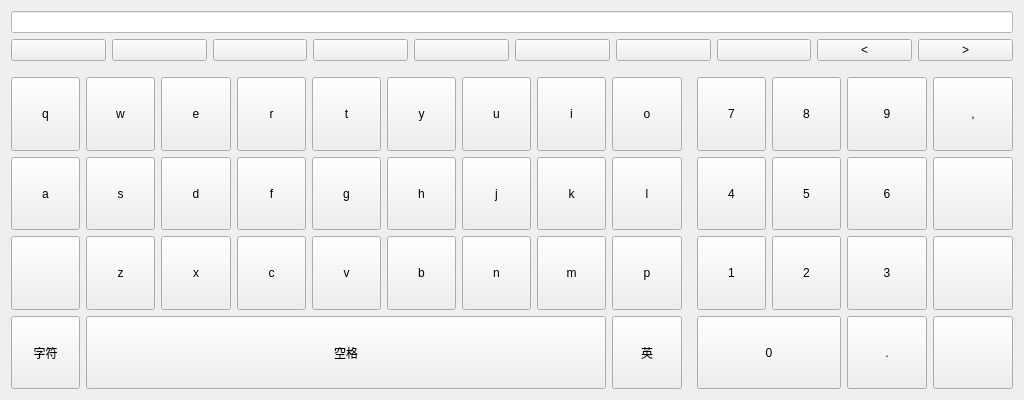
The window that Hqsw/keyboard.ui (hqtecheptech/MagicPill) describes before a commit, drawn with Qt 5.
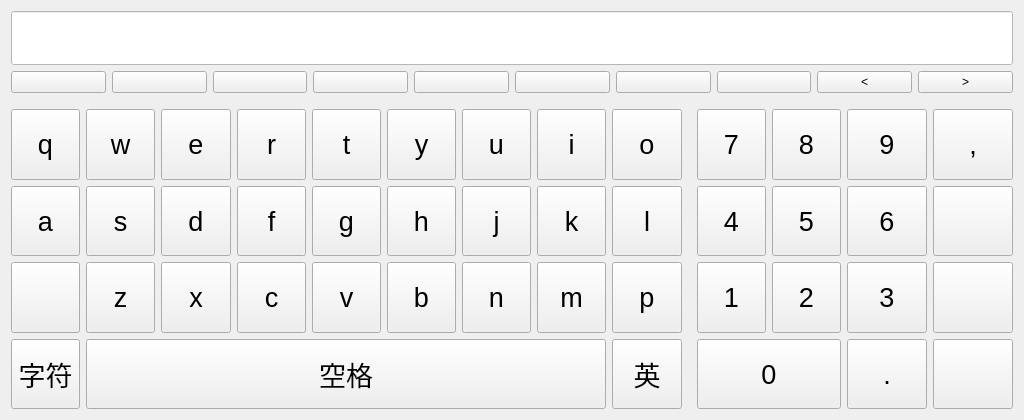
The same window after the commit.

Commit message: Hqsw: Change ferconfig ui font, add keyboard.

```diff
--- a/Hqsw/keyboard.ui
+++ b/Hqsw/keyboard.ui
@@ -10,11 +10,11 @@
     <x>0</x>
     <y>0</y>
     <width>1024</width>
-    <height>400</height>
+    <height>420</height>
    </rect>
   </property>
   <property name="sizePolicy">
-   <sizepolicy hsizetype="Preferred" vsizetype="Preferred">
+   <sizepolicy hsizetype="Expanding" vsizetype="Expanding">
     <horstretch>0</horstretch>
     <verstretch>0</verstretch>
    </sizepolicy>
@@ -146,6 +146,11 @@
          <height>0</height>
         </size>
        </property>
+       <property name="font">
+        <font>
+         <pointsize>20</pointsize>
+        </font>
+       </property>
        <property name="text">
         <string>9</string>
        </property>
@@ -165,6 +170,11 @@
          <height>0</height>
         </size>
        </property>
+       <property name="font">
+        <font>
+         <pointsize>20</pointsize>
+        </font>
+       </property>
        <property name="text">
         <string>t</string>
        </property>
@@ -172,6 +182,11 @@
      </item>
      <item row="0" column="9">
       <spacer name="horizontalSpacer">
+       <property name="font">
+        <font>
+         <pointsize>20</pointsize>
+        </font>
+       </property>
        <property name="orientation">
         <enum>Qt::Horizontal</enum>
        </property>
@@ -197,6 +212,11 @@
          <height>0</height>
         </size>
        </property>
+       <property name="font">
+        <font>
+         <pointsize>20</pointsize>
+        </font>
+       </property>
        <property name="text">
         <string>n</string>
        </property>
@@ -216,6 +236,11 @@
          <height>0</height>
         </size>
        </property>
+       <property name="font">
+        <font>
+         <pointsize>20</pointsize>
+        </font>
+       </property>
        <property name="text">
         <string>m</string>
        </property>
@@ -235,6 +260,11 @@
          <height>0</height>
         </size>
        </property>
+       <property name="font">
+        <font>
+         <pointsize>20</pointsize>
+        </font>
+       </property>
        <property name="text">
         <string>h</string>
        </property>
@@ -254,6 +284,11 @@
          <height>0</height>
         </size>
        </property>
+       <property name="font">
+        <font>
+         <pointsize>20</pointsize>
+        </font>
+       </property>
        <property name="text">
         <string>j</string>
        </property>
@@ -273,6 +308,11 @@
          <height>0</height>
         </size>
        </property>
+       <property name="font">
+        <font>
+         <pointsize>20</pointsize>
+        </font>
+       </property>
        <property name="text">
         <string>k</string>
        </property>
@@ -292,6 +332,11 @@
          <height>0</height>
         </size>
        </property>
+       <property name="font">
+        <font>
+         <pointsize>20</pointsize>
+        </font>
+       </property>
        <property name="text">
         <string>l</string>
        </property>
@@ -311,6 +356,11 @@
          <height>0</height>
         </size>
        </property>
+       <property name="font">
+        <font>
+         <pointsize>20</pointsize>
+        </font>
+       </property>
        <property name="text">
         <string>4</string>
        </property>
@@ -330,6 +380,11 @@
          <height>0</height>
         </size>
        </property>
+       <property name="font">
+        <font>
+         <pointsize>20</pointsize>
+        </font>
+       </property>
        <property name="text">
         <string>5</string>
        </property>
@@ -349,6 +404,11 @@
          <height>0</height>
         </size>
        </property>
+       <property name="font">
+        <font>
+         <pointsize>20</pointsize>
+        </font>
+       </property>
        <property name="text">
         <string>6</string>
        </property>
@@ -362,6 +422,11 @@
          <verstretch>0</verstretch>
         </sizepolicy>
        </property>
+       <property name="font">
+        <font>
+         <pointsize>20</pointsize>
+        </font>
+       </property>
        <property name="focusPolicy">
         <enum>Qt::NoFocus</enum>
        </property>
@@ -384,6 +449,11 @@
          <height>0</height>
         </size>
        </property>
+       <property name="font">
+        <font>
+         <pointsize>20</pointsize>
+        </font>
+       </property>
        <property name="styleSheet">
         <string notr="true"/>
        </property>
@@ -409,6 +479,11 @@
          <height>0</height>
         </size>
        </property>
+       <property name="font">
+        <font>
+         <pointsize>20</pointsize>
+        </font>
+       </property>
        <property name="text">
         <string>x</string>
        </property>
@@ -428,6 +503,11 @@
          <height>0</height>
         </size>
        </property>
+       <property name="font">
+        <font>
+         <pointsize>20</pointsize>
+        </font>
+       </property>
        <property name="text">
         <string>1</string>
        </property>
@@ -447,6 +527,11 @@
          <height>0</height>
         </size>
        </property>
+       <property name="font">
+        <font>
+         <pointsize>20</pointsize>
+        </font>
+       </property>
        <property name="text">
         <string>2</string>
        </property>
@@ -466,6 +551,11 @@
          <height>0</height>
         </size>
        </property>
+       <property name="font">
+        <font>
+         <pointsize>20</pointsize>
+        </font>
+       </property>
        <property name="text">
         <string>3</string>
        </property>
@@ -479,6 +569,11 @@
          <verstretch>0</verstretch>
         </sizepolicy>
        </property>
+       <property name="font">
+        <font>
+         <pointsize>20</pointsize>
+        </font>
+       </property>
        <property name="focusPolicy">
         <enum>Qt::NoFocus</enum>
        </property>
@@ -501,6 +596,11 @@
          <height>0</height>
         </size>
        </property>
+       <property name="font">
+        <font>
+         <pointsize>20</pointsize>
+        </font>
+       </property>
        <property name="text">
         <string>字符</string>
        </property>
@@ -526,6 +626,11 @@
          <height>0</height>
         </size>
        </property>
+       <property name="font">
+        <font>
+         <pointsize>20</pointsize>
+        </font>
+       </property>
        <property name="text">
         <string>英</string>
        </property>
@@ -545,6 +650,11 @@
          <verstretch>0</verstretch>
         </sizepolicy>
        </property>
+       <property name="font">
+        <font>
+         <pointsize>20</pointsize>
+        </font>
+       </property>
        <property name="text">
         <string>.</string>
        </property>
@@ -564,6 +674,11 @@
          <height>0</height>
         </size>
        </property>
+       <property name="font">
+        <font>
+         <pointsize>20</pointsize>
+        </font>
+       </property>
        <property name="text">
         <string/>
        </property>
@@ -583,6 +698,11 @@
          <height>0</height>
         </size>
        </property>
+       <property name="font">
+        <font>
+         <pointsize>20</pointsize>
+        </font>
+       </property>
        <property name="text">
         <string>r</string>
        </property>
@@ -602,6 +722,11 @@
          <height>0</height>
         </size>
        </property>
+       <property name="font">
+        <font>
+         <pointsize>20</pointsize>
+        </font>
+       </property>
        <property name="text">
         <string>u</string>
        </property>
@@ -621,6 +746,11 @@
          <height>0</height>
         </size>
        </property>
+       <property name="font">
+        <font>
+         <pointsize>20</pointsize>
+        </font>
+       </property>
        <property name="text">
         <string>q</string>
        </property>
@@ -640,6 +770,11 @@
          <height>0</height>
         </size>
        </property>
+       <property name="font">
+        <font>
+         <pointsize>20</pointsize>
+        </font>
+       </property>
        <property name="text">
         <string>s</string>
        </property>
@@ -659,6 +794,11 @@
          <height>0</height>
         </size>
        </property>
+       <property name="font">
+        <font>
+         <pointsize>20</pointsize>
+        </font>
+       </property>
        <property name="text">
         <string>7</string>
        </property>
@@ -678,6 +818,11 @@
          <height>0</height>
         </size>
        </property>
+       <property name="font">
+        <font>
+         <pointsize>20</pointsize>
+        </font>
+       </property>
        <property name="text">
         <string>8</string>
        </property>
@@ -697,6 +842,11 @@
          <height>0</height>
         </size>
        </property>
+       <property name="font">
+        <font>
+         <pointsize>20</pointsize>
+        </font>
+       </property>
        <property name="text">
         <string>g</string>
        </property>
@@ -716,6 +866,11 @@
          <height>0</height>
         </size>
        </property>
+       <property name="font">
+        <font>
+         <pointsize>20</pointsize>
+        </font>
+       </property>
        <property name="text">
         <string>i</string>
        </property>
@@ -735,6 +890,11 @@
          <height>0</height>
         </size>
        </property>
+       <property name="font">
+        <font>
+         <pointsize>20</pointsize>
+        </font>
+       </property>
        <property name="text">
         <string>o</string>
        </property>
@@ -748,6 +908,11 @@
          <verstretch>0</verstretch>
         </sizepolicy>
        </property>
+       <property name="font">
+        <font>
+         <pointsize>20</pointsize>
+        </font>
+       </property>
        <property name="text">
         <string>,</string>
        </property>
@@ -767,6 +932,11 @@
          <height>0</height>
         </size>
        </property>
+       <property name="font">
+        <font>
+         <pointsize>20</pointsize>
+        </font>
+       </property>
        <property name="text">
         <string>b</string>
        </property>
@@ -786,6 +956,11 @@
          <height>0</height>
         </size>
        </property>
+       <property name="font">
+        <font>
+         <pointsize>20</pointsize>
+        </font>
+       </property>
        <property name="text">
         <string>c</string>
        </property>
@@ -805,6 +980,11 @@
          <height>0</height>
         </size>
        </property>
+       <property name="font">
+        <font>
+         <pointsize>20</pointsize>
+        </font>
+       </property>
        <property name="text">
         <string>v</string>
        </property>
@@ -824,6 +1004,11 @@
          <height>0</height>
         </size>
        </property>
+       <property name="font">
+        <font>
+         <pointsize>20</pointsize>
+        </font>
+       </property>
        <property name="text">
         <string>d</string>
        </property>
@@ -843,6 +1028,11 @@
          <height>0</height>
         </size>
        </property>
+       <property name="font">
+        <font>
+         <pointsize>20</pointsize>
+        </font>
+       </property>
        <property name="text">
         <string>z</string>
        </property>
@@ -862,6 +1052,11 @@
          <height>0</height>
         </size>
        </property>
+       <property name="font">
+        <font>
+         <pointsize>20</pointsize>
+        </font>
+       </property>
        <property name="text">
         <string>e</string>
        </property>
@@ -881,6 +1076,11 @@
          <height>0</height>
         </size>
        </property>
+       <property name="font">
+        <font>
+         <pointsize>20</pointsize>
+        </font>
+       </property>
        <property name="text">
         <string>w</string>
        </property>
@@ -900,6 +1100,11 @@
          <height>0</height>
         </size>
        </property>
+       <property name="font">
+        <font>
+         <pointsize>20</pointsize>
+        </font>
+       </property>
        <property name="text">
         <string>a</string>
        </property>
@@ -919,6 +1124,11 @@
          <height>0</height>
         </size>
        </property>
+       <property name="font">
+        <font>
+         <pointsize>20</pointsize>
+        </font>
+       </property>
        <property name="text">
         <string>y</string>
        </property>
@@ -938,6 +1148,11 @@
          <height>0</height>
         </size>
        </property>
+       <property name="font">
+        <font>
+         <pointsize>20</pointsize>
+        </font>
+       </property>
        <property name="text">
         <string>f</string>
        </property>
@@ -957,6 +1172,11 @@
          <height>0</height>
         </size>
        </property>
+       <property name="font">
+        <font>
+         <pointsize>20</pointsize>
+        </font>
+       </property>
        <property name="text">
         <string>p</string>
        </property>
@@ -976,6 +1196,11 @@
          <height>0</height>
         </size>
        </property>
+       <property name="font">
+        <font>
+         <pointsize>20</pointsize>
+        </font>
+       </property>
        <property name="text">
         <string>0</string>
        </property>
@@ -995,6 +1220,11 @@
          <height>50</height>
         </size>
        </property>
+       <property name="font">
+        <font>
+         <pointsize>20</pointsize>
+        </font>
+       </property>
        <property name="text">
         <string>空格</string>
        </property>
@@ -1003,15 +1233,41 @@
     </layout>
    </item>
    <item row="0" column="0">
-    <layout class="QHBoxLayout" name="horizontalLayout">
+    <layout class="QHBoxLayout" name="horizontalLayout" stretch="0">
+     <property name="sizeConstraint">
+      <enum>QLayout::SetNoConstraint</enum>
+     </property>
      <item>
       <widget class="QLineEdit" name="lineEdit">
+       <property name="sizePolicy">
+        <sizepolicy hsizetype="Preferred" vsizetype="Preferred">
+         <horstretch>0</horstretch>
+         <verstretch>0</verstretch>
+        </sizepolicy>
+       </property>
+       <property name="minimumSize">
+        <size>
+         <width>100</width>
+         <height>50</height>
+        </size>
+       </property>
+       <property name="baseSize">
+        <size>
+         <width>0</width>
+         <height>0</height>
+        </size>
+       </property>
+       <property name="font">
+        <font>
+         <pointsize>30</pointsize>
+        </font>
+       </property>
        <property name="styleSheet">
         <string notr="true">color: rgb(0, 0, 0);
 background-color: rgb(255, 255, 255);</string>
        </property>
        <property name="alignment">
-        <set>Qt::AlignRight|Qt::AlignTrailing|Qt::AlignVCenter</set>
+        <set>Qt::AlignCenter</set>
        </property>
       </widget>
      </item>
```
The commit also changes 12 other files.
